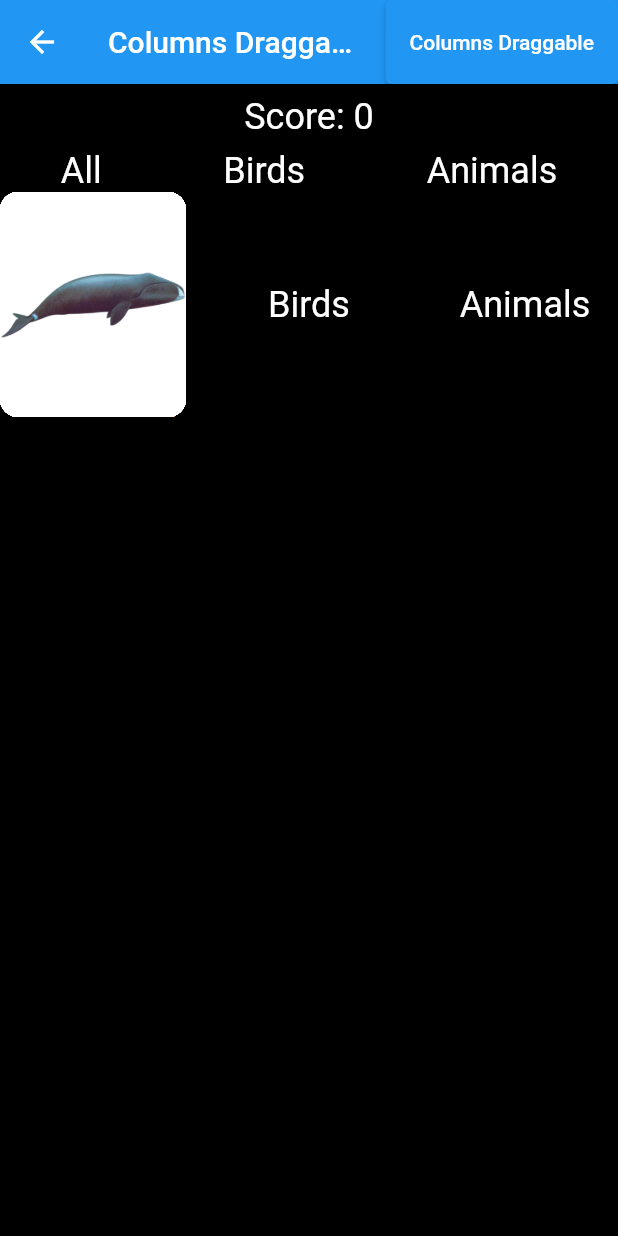
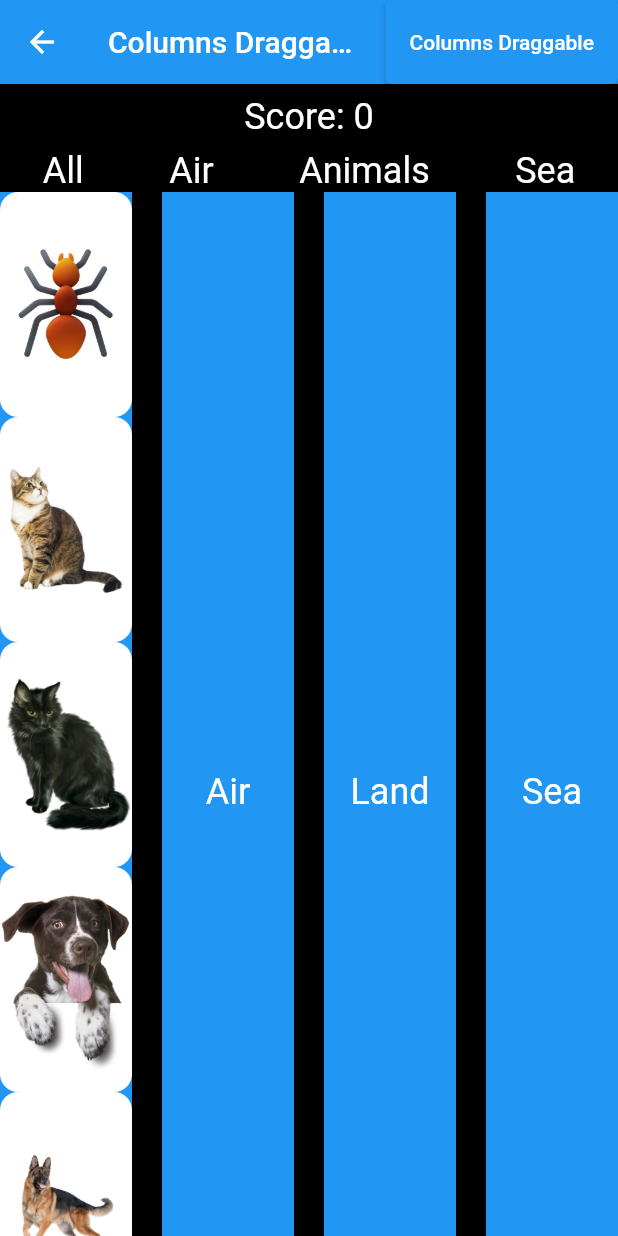
Before and after one commit to IuliiaKonovalova/flutter_drug_drop, a Flutter app: the DraggableColumnPage screen opened directly, on a phone screen of 412 x 824 dp. Run offline on Flutter 3.47's test engine with Material 2 defaults, Android fonts, the phone set to English and light mode, and no system bars.

Commit message:
Prepare to merge

```diff
--- a/flutter_application_1/lib/page/draggable_column_page.dart
+++ b/flutter_application_1/lib/page/draggable_column_page.dart
@@ -18,20 +18,24 @@ class DraggableColumnPage extends StatefulWidget {
 
 class _DraggableColumnPageState extends State<DraggableColumnPage> {
   final List<Animal> all = allAnimals;
+
   final List<Animal> air = [];
   final List<Animal> land = [];
+  final List<Animal> sea = [];
   int score = 0;
 
   void removeAll(Animal toRemove) {
     all.removeWhere((animal) => animal.imageUrl == toRemove.imageUrl);
     land.removeWhere((animal) => animal.imageUrl == toRemove.imageUrl);
     air.removeWhere((animal) => animal.imageUrl == toRemove.imageUrl);
+    sea.removeWhere((animal) => animal.imageUrl == toRemove.imageUrl);
   }
 
   @override
   Widget build(BuildContext context) => Scaffold(
         // appBar: buildAppBar(score: score);
         // appBar:add app bar with score
+
         appBar: AppBar(
           title: const Text('Columns Draggable'),
           actions: <Widget>[
@@ -83,7 +87,7 @@ class _DraggableColumnPageState extends State<DraggableColumnPage> {
                       ),
                     ),
                     Text(
-                      'Birds',
+                      'Air',
                       style: TextStyle(
                         fontSize: 24,
                         color: Colors.white,
@@ -91,6 +95,13 @@ class _DraggableColumnPageState extends State<DraggableColumnPage> {
                     ),
                     Text(
                       'Animals',
+                      style: TextStyle(
+                        fontSize: 24,
+                        color: Colors.white,
+                      ),
+                    ),
+                    Text(
+                      'Sea',
                       style: TextStyle(
                         fontSize: 24,
                         color: Colors.white,
@@ -124,7 +135,7 @@ class _DraggableColumnPageState extends State<DraggableColumnPage> {
                     ),
                     buildTarget(
                       context,
-                      text: 'Birds',
+                      text: 'Air',
                       animals: air,
                       acceptTypes: [AnimalType.air],
                       // onAccept: (data) => addAnimal(data),
@@ -143,13 +154,32 @@ class _DraggableColumnPageState extends State<DraggableColumnPage> {
                     ),
                     buildTarget(
                       context,
-                      text: 'Animals',
+                      text: 'Land',
                       animals: land,
                       acceptTypes: [AnimalType.land],
                       // onAccept: (data) => addAnimal(data),
                       onAccept: (data) => setState(() {
                         removeAll(data);
                         land.add(data);
+                        // all.removeWhere(
+                        //     (animal) => animal.imageUrl == data.imageUrl);
+                        print('data: $data');
+                      }),
+                    ),
+                    const VerticalDivider(
+                      color: Colors.white,
+                      thickness: 20,
+                      width: 20,
+                    ),
+                    buildTarget(
+                      context,
+                      text: 'Sea',
+                      animals: sea,
+                      acceptTypes: [AnimalType.sea],
+                      // onAccept: (data) => addAnimal(data),
+                      onAccept: (data) => setState(() {
+                        removeAll(data);
+                        sea.add(data);
                         // all.removeWhere(
                         //     (animal) => animal.imageUrl == data.imageUrl);
                         print('data: $data');
@@ -180,12 +210,22 @@ class _DraggableColumnPageState extends State<DraggableColumnPage> {
   }) =>
       Flexible(
         flex: 1,
-
+        // set gap between columns
+        fit: FlexFit.tight,
+        child: Container(
+          // flex: 1
+          // width: 100,
+          height: 800,
+          // add background color
+          color: Colors.blue,
           // radius: 75,
           // backgroundColor: Colors.blue,
           child: DragTarget<Animal>(
             builder: (context, candidateData, rejectedData) => Center(
-            child: Stack(
+              child: SingleChildScrollView(
+                child: Column(
+                  // how to set column to 100% height
+                  // mainAxisAlignment: MainAxisAlignment.spaceEvenly,
                   children: [
                     ...animals
                         .map((animal) => DraggableWidget(
@@ -198,6 +238,7 @@ class _DraggableColumnPageState extends State<DraggableColumnPage> {
                       ),
                     ),
                   ],
+                ),
               ),
             ),
             // onWillAccept: (data) => data!.type == acceptType,
@@ -224,6 +265,7 @@ class _DraggableColumnPageState extends State<DraggableColumnPage> {
               }
               onAccept(data);
             },
+          ),
         ),
       );
 
```
Lines whose indentation alone changed are shown as unchanged.
